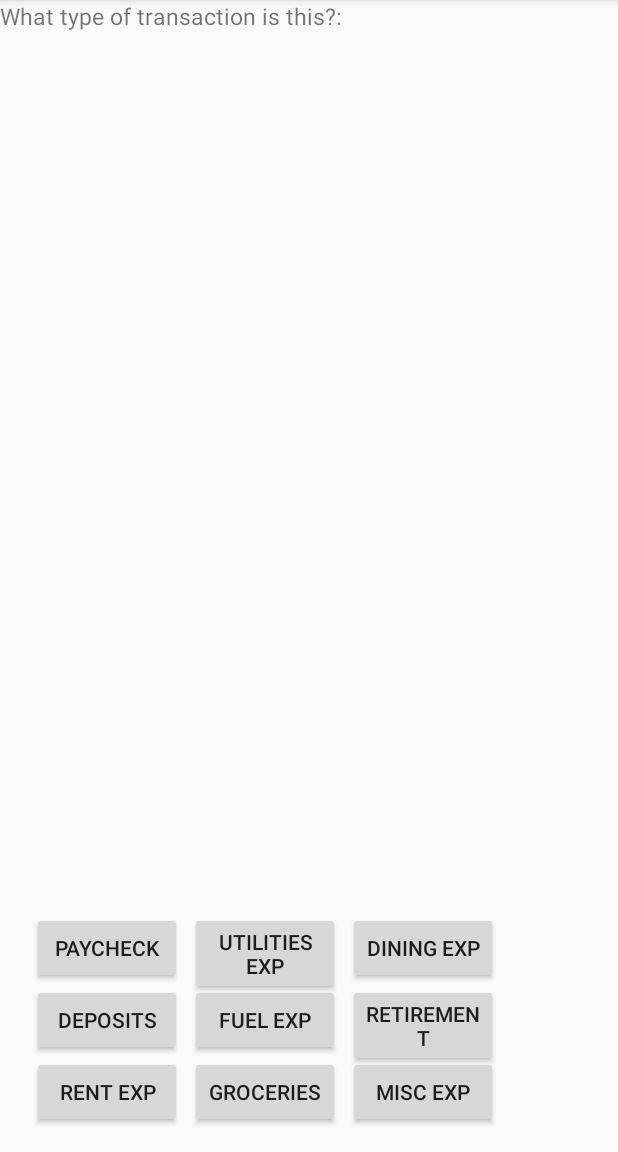
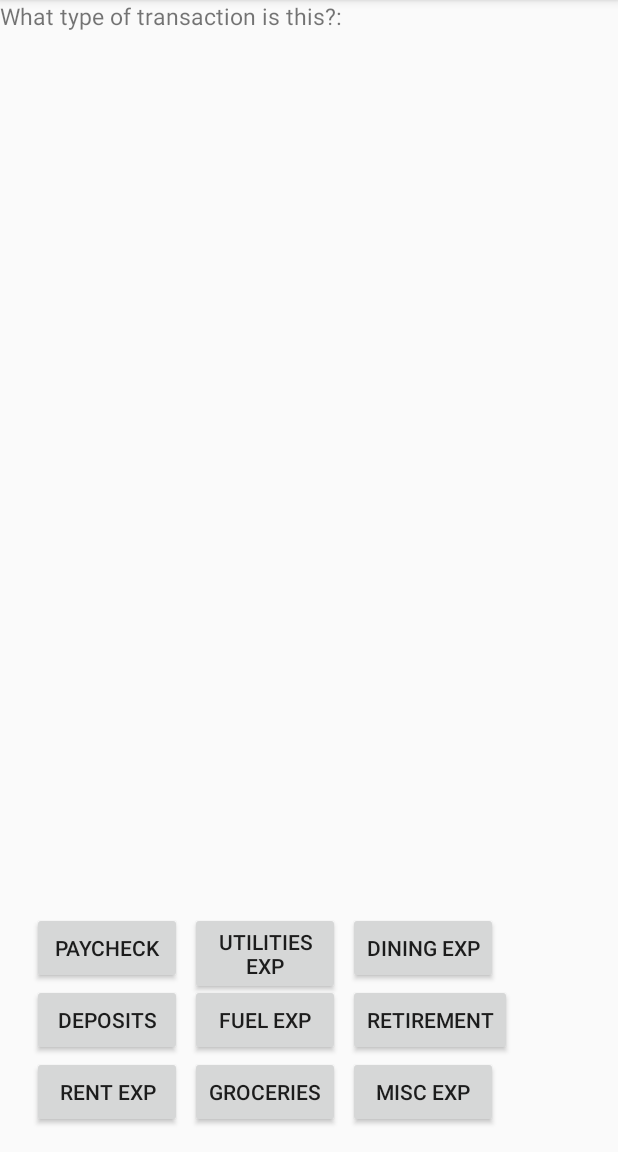
Before and after one commit to cgnatke/IncomeExpensesApplication, an Android app: the screen it shows after launch (PromptActivity), on a phone screen of 412 x 824 dp, the part 84-1236 px from its top. Run offline under Robolectric (Android 15) with nearby library versions, the phone set to English and light mode, and no system bars; 3 statements that could not run were skipped.

Commit message:
Editting the prompt layout some more. Doesn't look perfect, but it's an improvement

```diff
--- a/app/src/main/res/layout/activity_prompt.xml
+++ b/app/src/main/res/layout/activity_prompt.xml
@@ -69,19 +69,17 @@
             android:layout_width="100dp"
             android:text="Fuel Exp"
             android:layout_alignTop="@+id/bDeposits"
-            android:layout_alignRight="@+id/bUtilities"
-            android:layout_alignEnd="@+id/bUtilities" />
+            android:layout_alignLeft="@+id/bUtilities"
+            />
 
         <Button
             android:id="@+id/bRetirement"
             android:layout_height="wrap_content"
-            android:layout_width="100dp"
+            android:layout_width="109dp"
             android:text="Retirement"
             android:layout_alignLeft="@+id/bDining"
             android:layout_below="@+id/bDining"
-            android:layout_alignTop="@+id/bFuel"
-            android:layout_alignRight="@+id/bDining"
-            android:layout_alignEnd="@+id/bDining" />
+            android:layout_alignTop="@+id/bDeposits" />
 
         <Button
             android:id="@+id/bRent"
```
